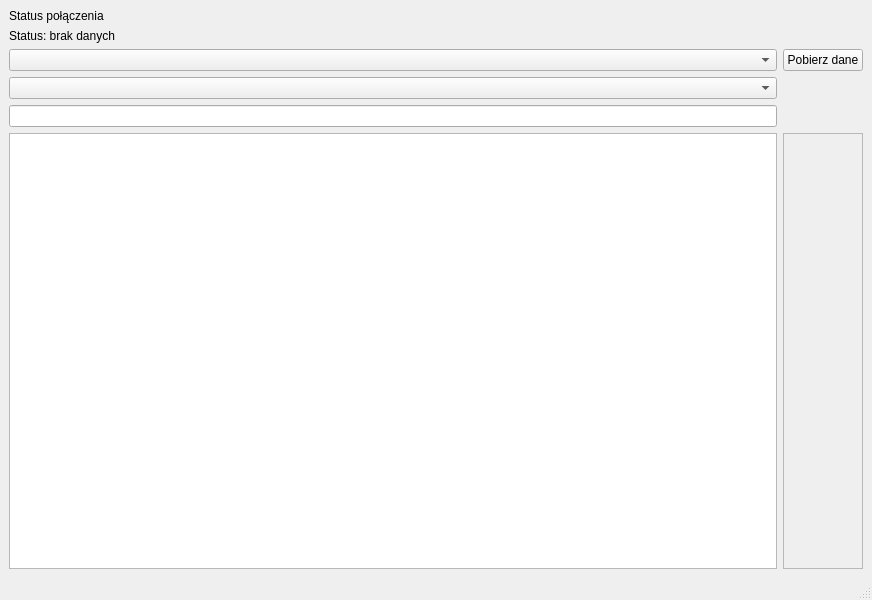
The window that mainwindow.ui (advancedDummy/AirQualityMonitor) describes before a commit, drawn with Qt 5.
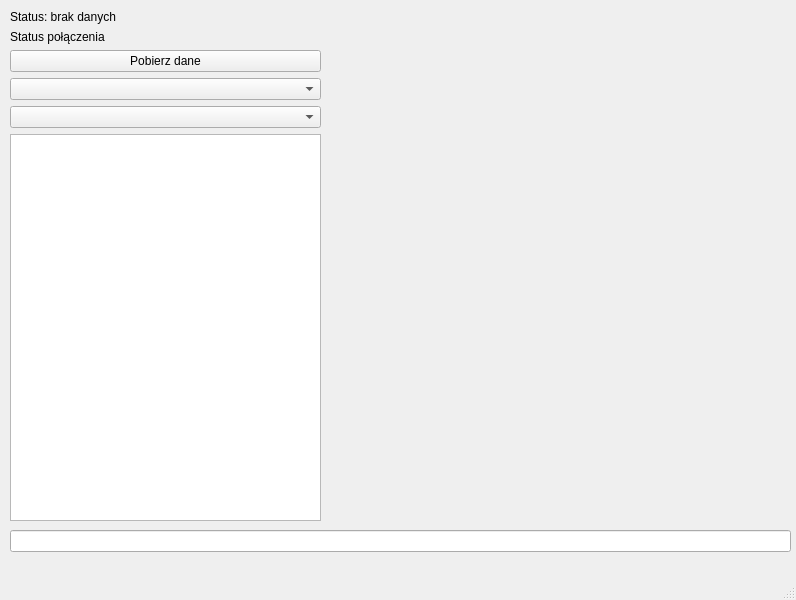
The same window after the commit.

Commit message: The online state when API access is unavailable has been separated, connection status has been colored, and the GUI has been improved.

The edit to the form file:
```diff
--- a/mainwindow.ui
+++ b/mainwindow.ui
@@ -6,7 +6,7 @@
    <rect>
     <x>0</x>
     <y>0</y>
-    <width>872</width>
+    <width>796</width>
     <height>600</height>
    </rect>
   </property>
@@ -14,52 +14,70 @@
    <string>MainWindow</string>
   </property>
   <widget class="QWidget" name="centralwidget">
-   <layout class="QGridLayout" name="gridLayout">
-    <item row="3" column="0">
-     <widget class="QComboBox" name="sensorComboBox"/>
-    </item>
-    <item row="2" column="4">
-     <widget class="QPushButton" name="fetchDataButton">
+   <widget class="QWidget" name="verticalLayoutWidget">
+    <property name="geometry">
+     <rect>
+      <x>10</x>
+      <y>10</y>
+      <width>311</width>
+      <height>511</height>
+     </rect>
+    </property>
+    <layout class="QVBoxLayout" name="verticalLayout_3">
+     <item>
+      <widget class="QLabel" name="statusLabel">
       <property name="text">
-       <string>Pobierz dane</string>
+        <string>Status: brak danych</string>
       </property>
      </widget>
     </item>
-    <item row="5" column="0">
-     <widget class="QTextEdit" name="analysisTextEdit"/>
-    </item>
-    <item row="0" column="0">
+     <item>
      <widget class="QLabel" name="connectionStatusLabel">
       <property name="text">
        <string>Status połączenia</string>
       </property>
      </widget>
     </item>
-    <item row="4" column="0">
-     <widget class="QLineEdit" name="dataAnalysisLineEdit"/>
-    </item>
-    <item row="2" column="0">
+     <item>
+      <widget class="QPushButton" name="fetchDataButton">
+       <property name="text">
+        <string>Pobierz dane</string>
+       </property>
+      </widget>
+     </item>
+     <item>
      <widget class="QComboBox" name="stationComboBox"/>
     </item>
-    <item row="5" column="4">
-     <widget class="QFrame" name="frame">
-      <property name="frameShape">
-       <enum>QFrame::Shape::StyledPanel</enum>
-      </property>
-      <property name="frameShadow">
-       <enum>QFrame::Shadow::Raised</enum>
-      </property>
-     </widget>
-    </item>
-    <item row="1" column="0">
-     <widget class="QLabel" name="statusLabel">
-      <property name="text">
-       <string>Status: brak danych</string>
-      </property>
-     </widget>
+     <item>
+      <widget class="QComboBox" name="sensorComboBox"/>
+     </item>
+     <item>
+      <widget class="QTextEdit" name="analysisTextEdit"/>
     </item>
    </layout>
   </widget>
+   <widget class="QWidget" name="gridLayoutWidget">
+    <property name="geometry">
+     <rect>
+      <x>330</x>
+      <y>10</y>
+      <width>461</width>
+      <height>511</height>
+     </rect>
+    </property>
+    <layout class="QGridLayout" name="gridLayout"/>
+   </widget>
+   <widget class="QLineEdit" name="dataAnalysisLineEdit">
+    <property name="geometry">
+     <rect>
+      <x>10</x>
+      <y>530</y>
+      <width>781</width>
+      <height>22</height>
+     </rect>
+    </property>
+   </widget>
+  </widget>
   <widget class="QMenuBar" name="menubar">
    <property name="geometry">
     <rect>
```
Left out of the diff: 2 changed lines with no effect on the pictures. Lines whose indentation alone changed are shown as unchanged. The commit also changes 2 other files.
